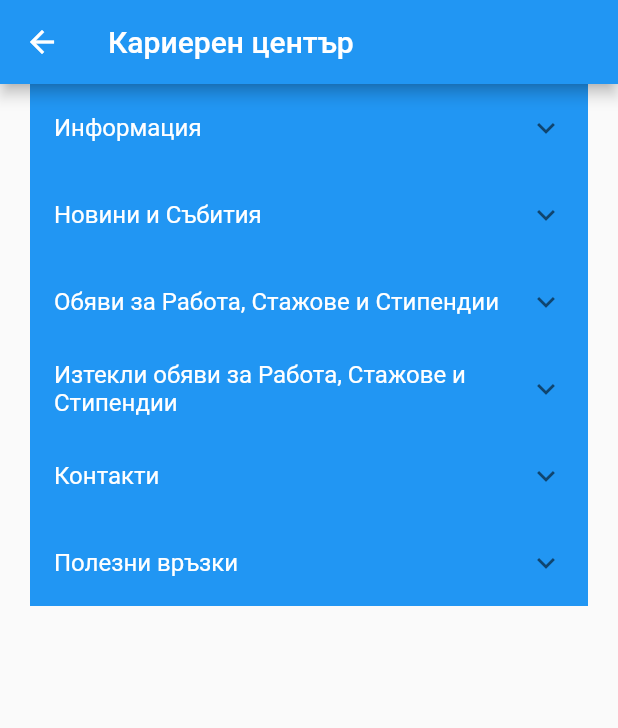
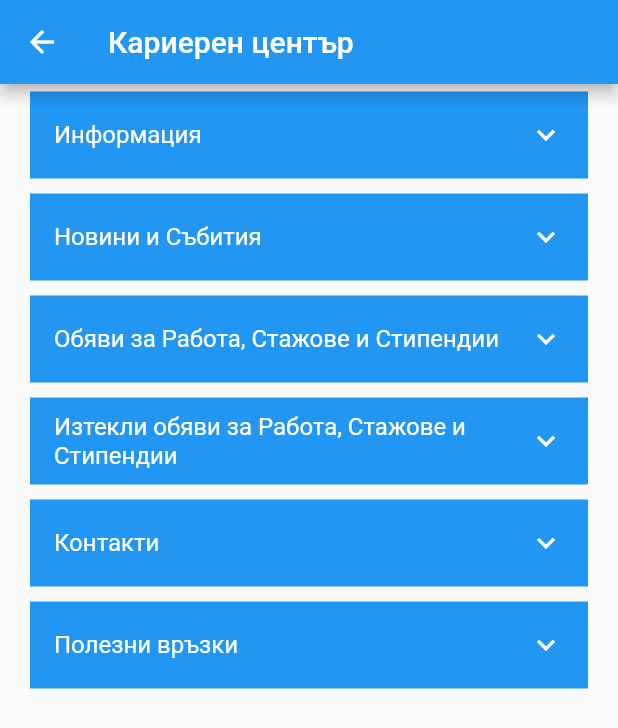
Before and after one commit to diditoleva/faculty_demo_app, a Flutter app: the CareerScreen screen opened directly, on a phone screen of 412 x 824 dp. Shown: the top 728 px of the screen. Run offline on Flutter 3.47's test engine with Material 2 defaults, Android fonts, the phone set to English and light mode, and no system bars; our stand-ins replace bloc, built_value, equatable, flutter_bloc, flutter_linkify, flutter_svg.

Commit message:
expandable list stylization

```diff
--- a/lib/career/career_screen.dart
+++ b/lib/career/career_screen.dart
@@ -12,20 +12,34 @@ class CareerScreen extends StatelessWidget {
           padding: const EdgeInsets.only(left: 20, right: 20),
           child: ListView.builder(
             itemCount: CareerElement.values.length,
-                itemBuilder: (context, index) => _buildExpandableItems(CareerElement.values[index]),
-              )
-      ),
+            itemBuilder: (context, index) =>
+                _buildExpandableItems(CareerElement.values[index]),
+          )),
     );
   }
 
   Widget _buildExpandableItems(CareerElement item) {
-    return ExpansionTile(
+    return Padding(
+      padding: const EdgeInsets.only(top: 5, bottom: 5),
+      child: ExpansionTile(
         title: Text(item.title),
-      children: [Text("Центърът за кариерно развитие (ЦКР) е административно звено към ГГФ.")],
+        children: [
+          Container(
+            color: Colors.white,
+            child: const Padding(
+              padding: EdgeInsets.all(15),
+              child: Text(
+                  "Центърът за кариерно развитие (ЦКР) е административно звено към ГГФ."),
+            ),
+          )
+        ],
         collapsedBackgroundColor: Colors.blue,
         backgroundColor: Colors.blue,
         collapsedTextColor: Colors.white,
         textColor: Colors.white,
+        collapsedIconColor: Colors.white,
+        iconColor: Colors.white,
+      ),
     );
   }
 }
```
Lines whose indentation alone changed are shown as unchanged.
